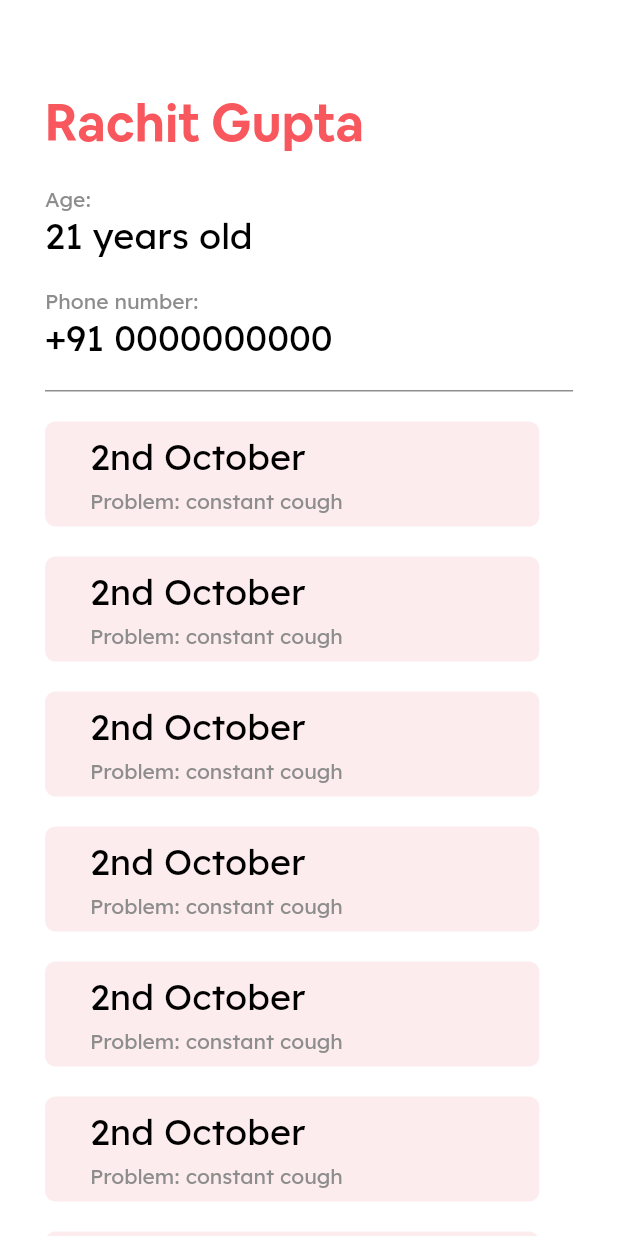
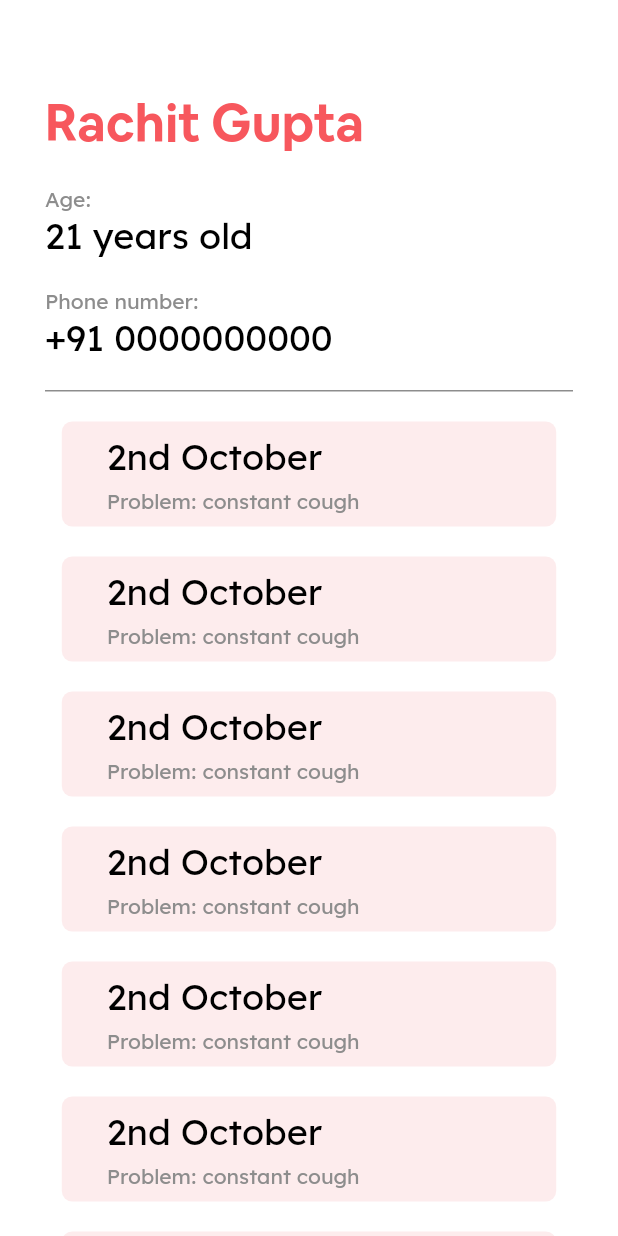
Before and after one commit to MLH-Fellowship/soochit, a Flutter app: the HomeDoctor screen opened by its route, after a tap on "2nd October", on a phone screen of 412 x 824 dp. Run offline on Flutter 3.47's test engine with Material 2 defaults, Android fonts, the phone set to English and light mode, and no system bars; our stand-ins replace firebase_auth, flutter_mobx, mobx; missing offline and left inert: numeric_keyboard; accounts and stored records are empty; generated files the repository leaves out were written again; network calls fail.

Commit message:
card alignment fix in sample patient profile

```diff
--- a/lib/main.dart
+++ b/lib/main.dart
@@ -44,7 +44,7 @@ class _MyAppState extends State<MyApp> {
         child: MaterialApp(
           title: 'Soochit',
           debugShowCheckedModeBanner: false,
-          home: HomeDoctor(),
+          home: SamplePatientProfile(),
           routes: {
             EnterOTP.id: (context) => EnterOTP(),
             Register.id: (context) => Register(),
--- a/lib/pages/doctor-specific/homeDoctor.dart
+++ b/lib/pages/doctor-specific/homeDoctor.dart
@@ -24,7 +24,7 @@ class _HomeDoctorState extends State<HomeDoctor> {
               children: [
                 MySpaces.vMediumGapInBetween,
                 Text(
-                  MyStrings.patientPrescriptionHistoryLabel, style: Theme.of(context).textTheme.headline4.copyWith(color: MyColors.primaryColor, fontFamily: 'airbnb'),
+                  MyStrings.doctorPreviousPatients, style: Theme.of(context).textTheme.headline4.copyWith(color: MyColors.primaryColor, fontFamily: 'airbnb'),
                 ),
                 MySpaces.vLargeGapInBetween,
                 Container(
--- a/lib/pages/doctor-specific/samplePatientProfile.dart
+++ b/lib/pages/doctor-specific/samplePatientProfile.dart
@@ -21,6 +21,8 @@ class _SamplePatientProfileState extends State<SamplePatientProfile> {
             child: Container(
               margin: EdgeInsets.all(MyDimens.double_30),
               child: Column(
+                children: [
+                  Column(
                     crossAxisAlignment: CrossAxisAlignment.start,
                     children: [
                       MySpaces.vMediumGapInBetween,
@@ -48,6 +50,10 @@ class _SamplePatientProfileState extends State<SamplePatientProfile> {
                         color: MyColors.grey,
                       ),
                       MySpaces.vSmallGapInBetween,
+                    ],
+                  ),
+                  Column(
+                    children: [
                       PrescriptionHistoryCard(),
                       MySpaces.vSmallGapInBetween,
                       PrescriptionHistoryCard(),
@@ -63,6 +69,8 @@ class _SamplePatientProfileState extends State<SamplePatientProfile> {
                       PrescriptionHistoryCard(),
                     ],
                   ),
+                ],
+              )
             ),
           )
       ),
```
Lines whose indentation alone changed are shown as unchanged.
